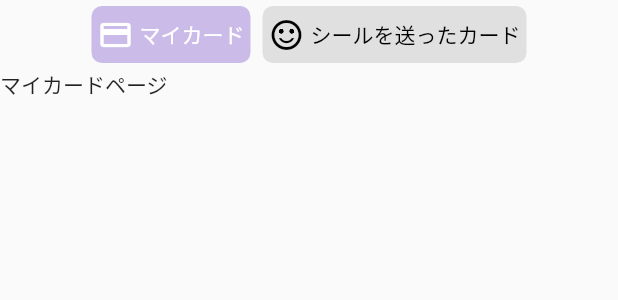
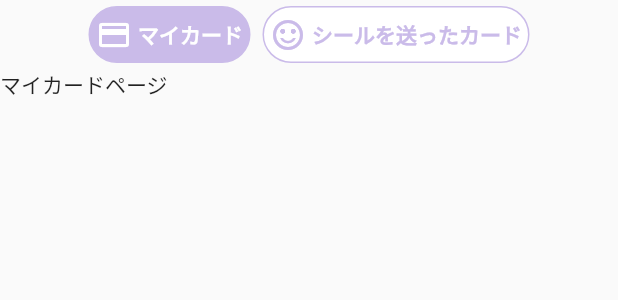
Before and after one commit to nozomi-koborinai/onayamijika-proto, a Flutter app: the ProfileTabBar widget shown alone on an empty page, opened directly, on a phone screen of 412 x 824 dp. Shown: the top 300 px of the screen. Run offline on Flutter 3.47's test engine with Material 2 defaults, Android fonts, the phone set to English and light mode, and no system bars; drawn by our look-alikes of buttons_tabbar; our stand-ins replace card_swiper, cloud_firestore, firebase_auth, firebase_core, firebase_storage, flip_card and 5 more; accounts and stored records are empty; generated files the repository leaves out were written again; network calls fail.

Commit message:
tabbarのui変更

```diff
--- a/lib/presentation/components/profile_tab_bar.dart
+++ b/lib/presentation/components/profile_tab_bar.dart
@@ -14,6 +14,15 @@ class ProfileTabBar extends ConsumerWidget {
         children: <Widget>[
           ButtonsTabBar(
             backgroundColor: AppColors.purple,
+            unselectedBackgroundColor: Colors.white,
+            borderColor: AppColors.purple,
+            labelStyle: const TextStyle(
+                color: Colors.white, fontWeight: FontWeight.bold),
+            unselectedLabelStyle:
+                TextStyle(color: AppColors.purple, fontWeight: FontWeight.bold),
+            borderWidth: 1,
+            unselectedBorderColor: AppColors.purple,
+            radius: 100,
             tabs: const [
               Tab(
                 text: 'マイカード',
```
